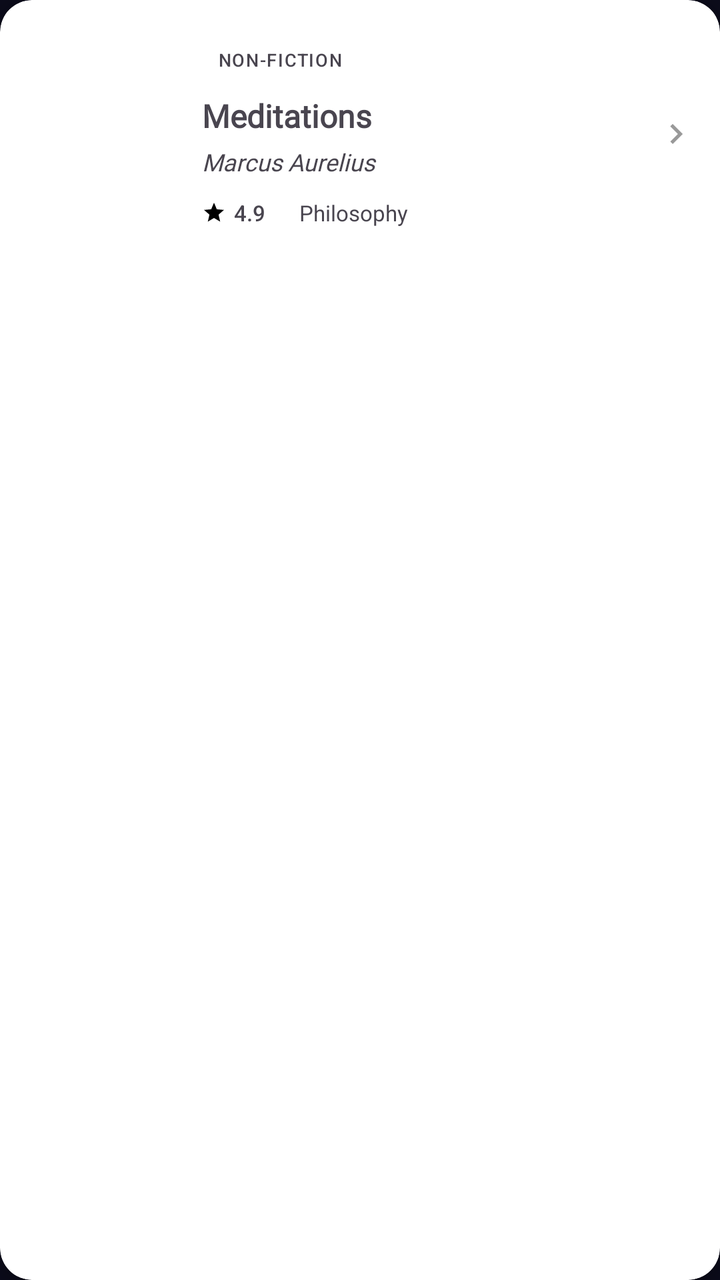
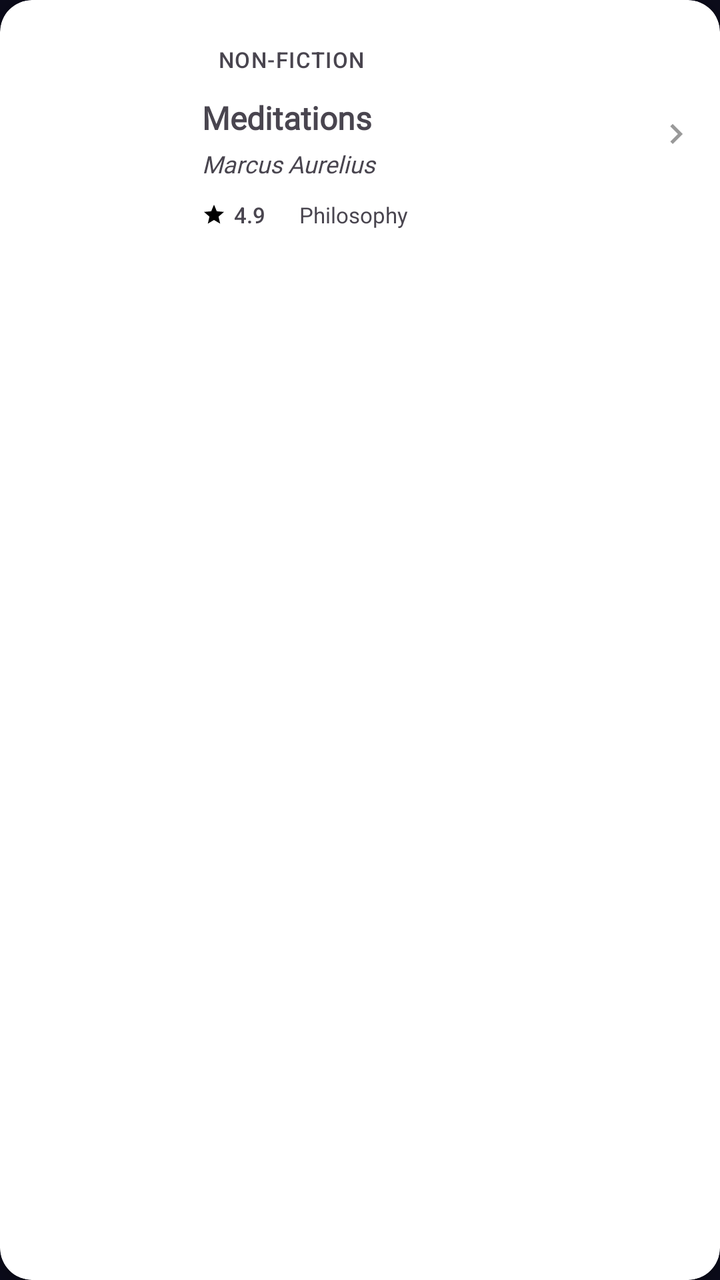

The first picture is an Android layout as it rendered before a commit; the second is the same layout after the commit. The layout source and the unified diff follow.
<!-- AndroidManifest.xml: application theme Theme.DClassicsBooks -->
<!-- res/layout/item_book.xml -->
<?xml version="1.0" encoding="utf-8"?>
<androidx.cardview.widget.CardView
    xmlns:android="http://schemas.android.com/apk/res/android"
    xmlns:app="http://schemas.android.com/apk/res-auto"
    android:layout_width="match_parent"
    android:layout_height="wrap_content"
    android:layout_marginBottom="12dp"
    app:cardCornerRadius="@dimen/corner_lg"
    app:cardElevation="4dp"
    android:foreground="?attr/selectableItemBackground">

    <androidx.constraintlayout.widget.ConstraintLayout
        android:layout_width="match_parent"
        android:layout_height="wrap_content"
        android:padding="12dp">

        
        <ImageView
            android:id="@+id/iv_book_cover"
            android:layout_width="@dimen/book_item_cover_width"
            android:layout_height="@dimen/book_item_cover_height"
            android:scaleType="centerCrop"
            android:contentDescription="Book cover"
            app:layout_constraintTop_toTopOf="parent"
            app:layout_constraintStart_toStartOf="parent"
            app:layout_constraintBottom_toBottomOf="parent"/>

        
        <View
            android:layout_width="3dp"
            android:layout_height="0dp"
            android:alpha="0.6"
            app:layout_constraintTop_toTopOf="@id/iv_book_cover"
            app:layout_constraintBottom_toBottomOf="@id/iv_book_cover"
            app:layout_constraintStart_toStartOf="@id/iv_book_cover"/>

        
        <LinearLayout
            android:id="@+id/ll_book_info"
            android:layout_width="0dp"
            android:layout_height="wrap_content"
            android:orientation="vertical"
            android:paddingStart="14dp"
            android:paddingEnd="8dp"
            app:layout_constraintTop_toTopOf="parent"
            app:layout_constraintStart_toEndOf="@id/iv_book_cover"
            app:layout_constraintEnd_toStartOf="@id/iv_chevron"
            app:layout_constraintBottom_toBottomOf="parent">

            
            <TextView
                android:id="@+id/tv_book_genre"
                android:layout_width="wrap_content"
                android:layout_height="wrap_content"
                android:text="NON-FICTION"
                android:textSize="9sp"
                android:fontFamily="sans-serif-medium"
                android:letterSpacing="0.06"
                android:background="@drawable/bg_badge_genre"
                android:paddingHorizontal="8dp"
                android:paddingVertical="3dp"
                android:layout_marginBottom="8dp"/>

            
            <TextView
                android:id="@+id/tv_book_title"
                android:layout_width="match_parent"
                android:layout_height="wrap_content"
                android:text="Meditations"
                android:textSize="16sp"
                android:fontFamily="@font/aleo_semibold"
                android:textStyle="bold"
                android:maxLines="2"
                android:ellipsize="end"
                android:lineSpacingMultiplier="1.15"/>

            
            <TextView
                android:id="@+id/tv_book_author"
                android:layout_width="match_parent"
                android:layout_height="wrap_content"
                android:text="Marcus Aurelius"
                android:textSize="12sp"
                android:fontFamily="@font/aleo_semibold"
                android:textStyle="italic"
                android:layout_marginTop="4dp"/>

            
            <LinearLayout
                android:layout_width="wrap_content"
                android:layout_height="wrap_content"
                android:orientation="horizontal"
                android:gravity="center_vertical"
                android:layout_marginTop="10dp">

                <ImageView
                    android:layout_width="12dp"
                    android:layout_height="12dp"
                    android:src="@drawable/ic_star"
                    android:contentDescription="Rating star"/>

                <TextView
                    android:id="@+id/tv_book_rating"
                    android:layout_width="wrap_content"
                    android:layout_height="wrap_content"
                    android:text="4.9"
                    android:textSize="11sp"
                    android:fontFamily="sans-serif-medium"
                    android:layout_marginStart="4dp"/>

                <View
                    android:layout_width="1dp"
                    android:layout_height="10dp"
                    android:layout_marginHorizontal="8dp"/>

                <TextView
                    android:id="@+id/tv_book_category"
                    android:layout_width="wrap_content"
                    android:layout_height="wrap_content"
                    android:text="Philosophy"
                    android:textSize="11sp"/>
            </LinearLayout>

        </LinearLayout>

        
        <ImageView
            android:id="@+id/iv_chevron"
            android:layout_width="20dp"
            android:layout_height="20dp"
            android:src="@drawable/ic_chevron_right"
            android:contentDescription="Open"
            android:alpha="0.4"
            app:layout_constraintEnd_toEndOf="parent"
            app:layout_constraintTop_toTopOf="parent"
            app:layout_constraintBottom_toBottomOf="parent"/>

    </androidx.constraintlayout.widget.ConstraintLayout>

</androidx.cardview.widget.CardView>
<!-- resources referenced by this layout -->
<resources>
  <dimen name="book_item_cover_height">110dp</dimen>
  <dimen name="book_item_cover_width">75dp</dimen>
  <dimen name="corner_lg">16dp</dimen>
  <!-- drawable bg_badge_genre (drawable) -->
  <?xml version="1.0" encoding="utf-8"?>
  <shape xmlns:android="http://schemas.android.com/apk/res/android"
      android:shape="rectangle">
      <solid/>
      <corners android:radius="4dp"/>
  </shape>
  <!-- drawable ic_chevron_right (drawable) -->
  <?xml version="1.0" encoding="utf-8"?>
  <vector
      android:tint="#000000" xmlns:android="http://schemas.android.com/apk/res/android"
      android:width="24dp"
      android:height="24dp"
      android:viewportWidth="24"
      android:viewportHeight="24">
      <path
          android:fillColor="@android:color/white"
          android:pathData="M10,6L8.59,7.41 13.17,12l-4.58,4.59L10,18l6,-6z"/>
  </vector>
  <!-- drawable ic_star (drawable) -->
  <?xml version="1.0" encoding="utf-8"?>
  <vector
      android:tint="#000000" xmlns:android="http://schemas.android.com/apk/res/android"
      android:width="16dp"
      android:height="16dp"
      android:viewportWidth="24"
      android:viewportHeight="24">
      <path
          android:fillColor="@android:color/white"
          android:pathData="M12,17.27L18.18,21l-1.64,-7.03L22,9.24l-7.19,-0.61L12,2 9.19,8.63 2,9.24l5.46,4.73L5.82,21z"/>
  </vector>
  <color name="gold_primary">#C9A84C</color>
  <color name="gold_dark">#A07D30</color>
  <color name="text_on_gold">#0B0B1A</color>
  <color name="gold_subtle">#33C9A84C</color>
  <color name="gold_light">#E8C87C</color>
  <color name="bg_primary">#0B0B1A</color>
  <color name="surface">#1A1A35</color>
  <color name="text_primary">#F0EAD6</color>
  <color name="surface_variant">#21213F</color>
  <color name="text_secondary">#9E8F75</color>
  <color name="error">#E07080</color>
  <color name="white">#FFFFFF</color>
  <color name="bg_secondary">#13132A</color>
  <style name="Widget.App.TextInputLayout.OutlinedBox" parent="Widget.Material3.TextInputLayout.OutlinedBox">
          <item name="boxBackgroundColor">@color/card</item>
          <item name="boxStrokeColor">@color/selector_text_input_stroke</item>
          <item name="boxStrokeWidth">1.5dp</item>
          <item name="boxStrokeWidthFocused">2dp</item>
          <item name="boxCornerRadiusTopStart">@dimen/corner_md</item>
          <item name="boxCornerRadiusTopEnd">@dimen/corner_md</item>
          <item name="boxCornerRadiusBottomStart">@dimen/corner_md</item>
          <item name="boxCornerRadiusBottomEnd">@dimen/corner_md</item>
          <item name="hintTextColor">@color/selector_hint_text</item>
          <item name="android:textColorHint">@color/text_hint</item>
          <item name="errorTextColor">@color/error</item>
          <item name="errorIconTint">@color/error</item>
          <item name="endIconTint">@color/text_secondary</item>
          <item name="startIconTint">@color/text_hint</item>
      </style>
  <color name="card">#1E1E3A</color>
  <dimen name="corner_md">12dp</dimen>
  <color name="text_hint">#6A5E50</color>
  <!-- unchanged entries left out for length: 1 -->
</resources>

<!-- the commit's change to res/layout/item_book.xml (unified diff, before → after) -->
@@ -53,10 +53,9 @@
                 android:layout_width="wrap_content"
                 android:layout_height="wrap_content"
                 android:text="NON-FICTION"
-                android:textSize="9sp"
-                android:fontFamily="sans-serif-medium"
-                android:letterSpacing="0.06"
                 android:background="@drawable/bg_badge_genre"
+                android:textAppearance="?attr/textAppearanceLabelSmall"
+                android:textAllCaps="true"
                 android:paddingHorizontal="8dp"
                 android:paddingVertical="3dp"
                 android:layout_marginBottom="8dp"/>
